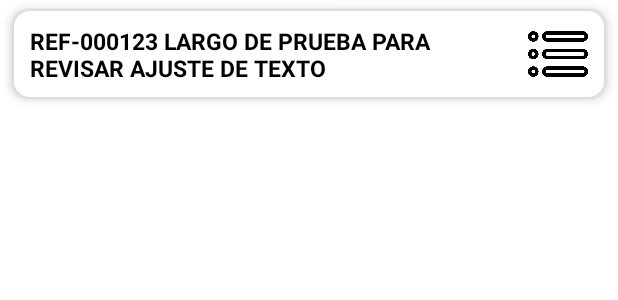
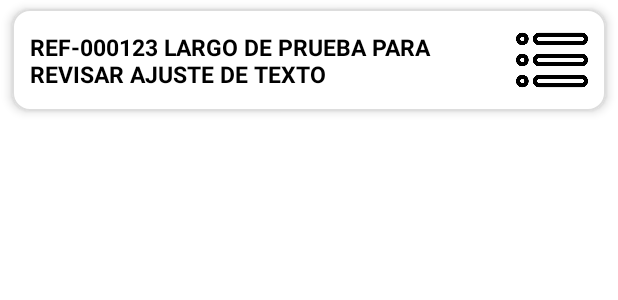
Before and after one commit to abrahampb98/AprobarPedido, an Android app: the layout detalle_precios.xml on its own in the app's theme, with its tools: preview values and no code run, on a phone screen of 412 x 824 dp. Shown: the top 300 px of the screen. Run offline under Robolectric (Android 15) with nearby library versions, the phone set to English and light mode, and no system bars; network calls fail.

Commit message:
coreccion target project

```diff
--- a/app/src/main/res/layout/detalle_precios.xml
+++ b/app/src/main/res/layout/detalle_precios.xml
@@ -47,16 +47,16 @@
         <!-- 🔹 Botón de acción -->
         <ImageButton
             android:id="@+id/btnVerMasP"
-            android:layout_width="40dp"
-            android:layout_height="40dp"
+            android:layout_width="48dp"
+            android:layout_height="48dp"
             android:background="?attr/selectableItemBackgroundBorderless"
             android:src="@drawable/ic_precios"
             android:scaleType="centerInside"
-            android:tint="@color/black"
             android:contentDescription="Ver más"
             app:layout_constraintEnd_toEndOf="parent"
             app:layout_constraintTop_toTopOf="parent"
-            app:layout_constraintBottom_toBottomOf="parent" />
+            app:layout_constraintBottom_toBottomOf="parent"
+            app:tint="@color/black" />
 
     </androidx.constraintlayout.widget.ConstraintLayout>
 </com.google.android.material.card.MaterialCardView>
--- a/app/src/main/res/layout/dialog_cambiar_precio.xml
+++ b/app/src/main/res/layout/dialog_cambiar_precio.xml
@@ -25,6 +25,7 @@
         android:layout_height="wrap_content"
         android:layout_marginTop="16dp"
         android:gravity="center"
+        android:text="0"
         android:inputType="numberDecimal"
         android:textSize="16sp"
         android:background="@android:drawable/edit_text"
--- a/app/src/main/res/layout/dialog_soporte_facturas.xml
+++ b/app/src/main/res/layout/dialog_soporte_facturas.xml
@@ -4,6 +4,7 @@
     android:layout_height="wrap_content"
     android:fillViewport="true"
     android:background="@drawable/background"
+    android:contentDescription="Ver más detalles del producto"
     android:padding="8dp">
 
     <LinearLayout
--- a/app/src/main/res/layout/fragment_home.xml
+++ b/app/src/main/res/layout/fragment_home.xml
@@ -53,7 +53,7 @@
     <Spinner
         android:id="@+id/spinnerOpciones"
         android:layout_width="0dp"
-        android:layout_height="wrap_content"
+        android:layout_height="48dp"
         android:minHeight="44dp"
         android:layout_marginTop="8dp"
         android:layout_marginHorizontal="16dp"
--- a/app/src/main/res/layout/fragment_login.xml
+++ b/app/src/main/res/layout/fragment_login.xml
@@ -74,7 +74,7 @@
                     <com.google.android.material.textfield.TextInputEditText
                         android:id="@+id/edtUser"
                         android:layout_width="match_parent"
-                        android:layout_height="wrap_content"
+                        android:layout_height="48dp"
                         android:hint="Usuario"
                         android:background="@drawable/edittext_background"
                         android:padding="12dp"
--- a/app/src/main/res/layout/fragment_precios.xml
+++ b/app/src/main/res/layout/fragment_precios.xml
@@ -38,7 +38,7 @@
     <EditText
         android:id="@+id/edtBuscarReferencia"
         android:layout_width="0dp"
-        android:layout_height="wrap_content"
+        android:layout_height="48dp"
         android:hint="Buscar por referencia"
         android:inputType="text"
         android:padding="10dp"
```
